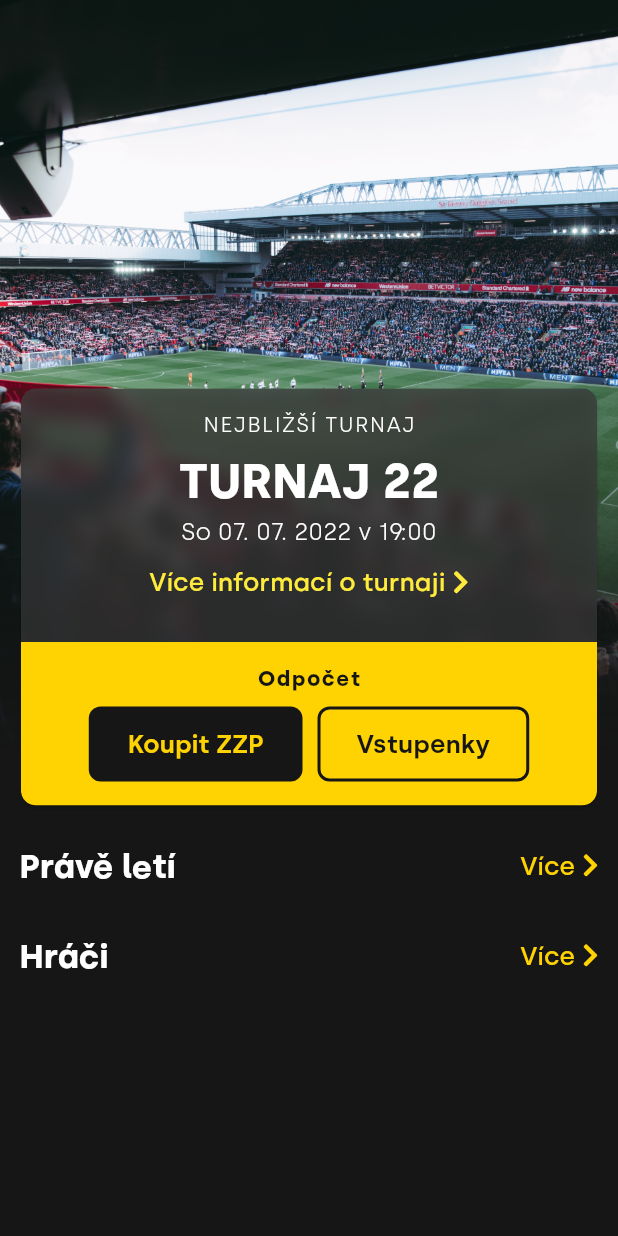
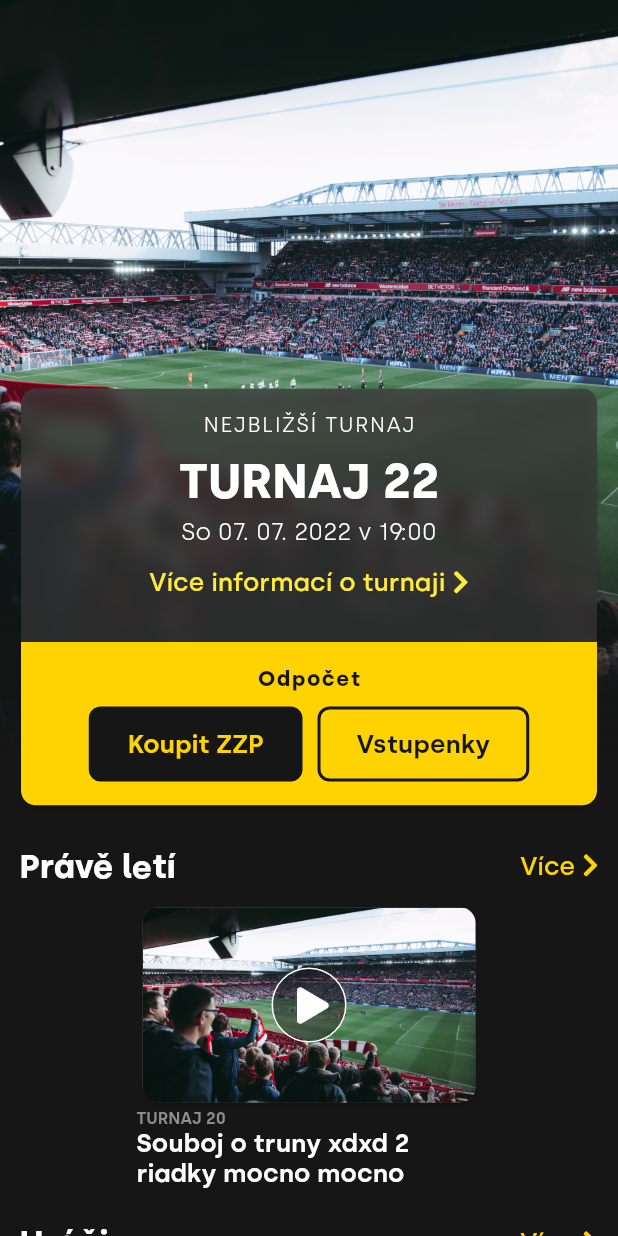
Before and after one commit to Plasmoxy/zwizu_zadanie, a Flutter app: the screen it shows after launch, on a phone screen of 412 x 824 dp. Run offline on Flutter 3.47's test engine with Material 2 defaults, Android fonts, the phone set to English and light mode, and no system bars; our stand-ins replace font_awesome_flutter.

Commit message:
basic video element

```diff
--- a/lib/apptheme.dart
+++ b/lib/apptheme.dart
@@ -4,6 +4,8 @@ class AppTheme {
   static const yellow = Color(0xffffd302);
   static const black = Color(0xff161616);
   static const grey = Color(0xff373737);
+  static const grey50 = Color(0xff8d8d8d);
+  static const grey30 = Color(0xffc6c6c6);
 
   static ThemeData get theme => ThemeData(
         primaryColor: yellow,
--- /dev/null
+++ b/lib/components/VideoSingleElement.dart
@@ -0,0 +1,79 @@
+import 'package:flutter/material.dart';
+import 'package:font_awesome_flutter/font_awesome_flutter.dart';
+import 'package:zwizu_zadanie/apptheme.dart';
+
+class VideoSingleElement extends StatelessWidget {
+  const VideoSingleElement({Key? key}) : super(key: key);
+
+  @override
+  Widget build(BuildContext context) {
+    return Container(
+      width: 230,
+      child: Column(
+        crossAxisAlignment: CrossAxisAlignment.start,
+        children: [
+          // image
+          Card(
+            child: Stack(
+              children: [
+                // image of video
+                Image.asset(
+                  "assets/tournament.jpg",
+                  width: double.infinity, // adapt to container width
+                  height: 130,
+                  fit: BoxFit.cover,
+                ),
+
+                // play circle
+                Positioned.fill(
+                  child: Center(
+                    child: Container(
+                      width: 50.0,
+                      height: 50.0,
+                      decoration: BoxDecoration(
+                        color: AppTheme.black.withOpacity(0.5),
+                        shape: BoxShape.circle,
+                        border: Border.all(
+                          width: 1,
+                          color: Colors.white,
+                        ),
+                      ),
+                    ),
+                  ),
+                ),
+
+                // play icon
+                Positioned.fill(
+                  child: Center(
+                    child: Container(
+                      padding: EdgeInsets.only(left: 5),
+                      child: FaIcon(FontAwesomeIcons.play),
+                    ),
+                  ),
+                ),
+              ],
+            ),
+          ),
+          // category
+          Text(
+            "TURNAJ 20".toUpperCase(),
+            style: TextStyle(
+              fontSize: 11,
+              fontWeight: FontWeight.w600,
+              color: AppTheme.grey50,
+            ),
+          ),
+          // video title
+          Text(
+            "Souboj o truny xdxd 2 riadky mocno mocno",
+            style: TextStyle(
+              fontSize: 17,
+              fontWeight: FontWeight.w600,
+            ),
+            softWrap: true,
+          )
+        ],
+      ),
+    );
+  }
+}
--- a/lib/pages/sections/VideoSection.dart
+++ b/lib/pages/sections/VideoSection.dart
@@ -1,4 +1,5 @@
 import 'package:flutter/material.dart';
+import 'package:zwizu_zadanie/components/VideoSingleElement.dart';
 import 'package:zwizu_zadanie/pages/sections/SectionHeader.dart';
 
 class VideoSection extends StatelessWidget {
@@ -10,6 +11,7 @@ class VideoSection extends StatelessWidget {
       child: Column(
         children: [
           SectionHeader(title: "Právě letí"),
+          VideoSingleElement(),
         ],
       ),
     );
```
